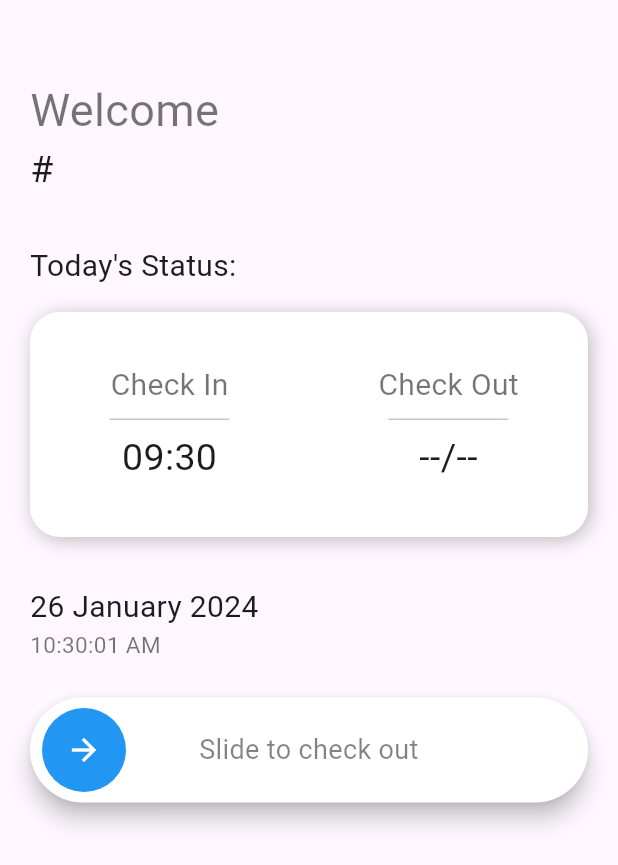
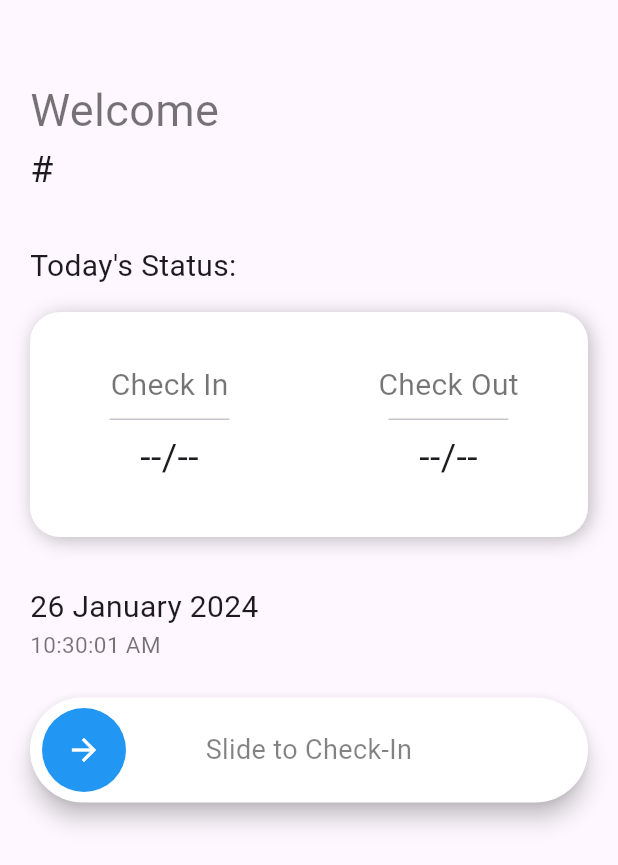
Before and after one commit to fredkendy/presenca_funcionario, a Flutter app: the AttendanceScreen screen opened directly, on a phone screen of 412 x 824 dp. Shown: the top 865 px of the screen. Run offline on Flutter 3.47's test engine with Material 3 defaults, Android fonts, the light colour scheme and no system bars; drawn by our look-alikes of slide_to_act; our stand-ins replace flutter_dotenv, font_awesome_flutter, supabase_flutter; accounts and stored records are empty.

Commit message:
funcao para marcar presenca e saida + atribuindo ao ui

```diff
--- a/lib/screens/attendance_screen.dart
+++ b/lib/screens/attendance_screen.dart
@@ -1,4 +1,5 @@
 import 'package:employee_attendance/models/user_model.dart';
+import 'package:employee_attendance/services/attendance_service.dart';
 import 'package:employee_attendance/services/db_service.dart';
 import 'package:flutter/material.dart';
 import 'package:intl/intl.dart';
@@ -18,7 +19,16 @@ class _AttendanceScreenState extends State<AttendanceScreen> {
   final GlobalKey<SlideActionState> key = GlobalKey<SlideActionState>();
 
   @override
+  void initState() {
+    //listen false because just want to call getTodayAttendace initially, don't call every moment
+    Provider.of<AttendanceService>(context, listen: false).getTodayAttendance();
+    super.initState();
+  }
+
+  @override
   Widget build(BuildContext context) {
+    final attendanceService = Provider.of<AttendanceService>(context);
+
     return Scaffold(
         body: SingleChildScrollView(
           padding: const EdgeInsets.all(20),
@@ -78,7 +88,7 @@ class _AttendanceScreenState extends State<AttendanceScreen> {
                   ],
                   borderRadius: BorderRadius.all(Radius.circular(20)),
                 ),
-                child: const Row(
+                child: Row(
                   mainAxisAlignment: MainAxisAlignment.center,
                   crossAxisAlignment: CrossAxisAlignment.center,
                   children: [
@@ -87,9 +97,14 @@ class _AttendanceScreenState extends State<AttendanceScreen> {
                         mainAxisAlignment: MainAxisAlignment.center,
                         crossAxisAlignment: CrossAxisAlignment.center,
                         children: [
-                          Text("Check In", style: TextStyle(fontSize: 20, color: Colors.black54),),
-                          SizedBox(width: 80, child: Divider(),),
-                          Text("09:30", style: TextStyle(fontSize: 25),)
+                          const Text(
+                            "Check In",
+                            style: TextStyle(fontSize: 20, color: Colors.black54),),
+                          const SizedBox(width: 80, child: Divider(),),
+                          Text(
+                            //output checkin time, if null, print '--/--'
+                            attendanceService.attendanceModel?.checkIn ?? '--/--',
+                            style: const TextStyle(fontSize: 25),)
                         ],
                       ),
                     ),
@@ -99,9 +114,13 @@ class _AttendanceScreenState extends State<AttendanceScreen> {
                         mainAxisAlignment: MainAxisAlignment.center,
                         crossAxisAlignment: CrossAxisAlignment.center,
                         children: [
-                          Text("Check Out", style: TextStyle(fontSize: 20, color: Colors.black54),),
-                          SizedBox(width: 80, child: Divider(),),
-                          Text("--/--", style: TextStyle(fontSize: 25),)
+                          const Text(
+                            "Check Out",
+                            style: TextStyle(fontSize: 20, color: Colors.black54),),
+                          const SizedBox(width: 80, child: Divider(),),
+                          Text(
+                            attendanceService.attendanceModel?.checkOut ?? '--/--',
+                            style: const TextStyle(fontSize: 25),)
                         ],
                       ),
                     )
@@ -135,7 +154,8 @@ class _AttendanceScreenState extends State<AttendanceScreen> {
                 child: Builder(
                   builder: (context) {
                     return SlideAction(
-                      text: "Slide to check out",
+                      //If checkin is null, print ... if not ...
+                      text: attendanceService.attendanceModel?.checkIn == null ? "Slide to Check-In" : "Slide to Check-Out",
                       textStyle: const TextStyle(
                         color: Color.fromARGB(137, 24, 23, 23),
                         fontSize: 18
@@ -143,7 +163,9 @@ class _AttendanceScreenState extends State<AttendanceScreen> {
                       outerColor: Colors.white,
                       innerColor: Colors.blue,
                       key: key,
-                      onSubmit: () {
+                      onSubmit: () async {
+                        await attendanceService.markAttendance(context);
+                        //reset key (slider) so the user can use the slider again
                         key.currentState!.reset();
                       },
                     );
```
Also changed, not shown: lib/services/attendance_service.dart (+35 -0 lines).
